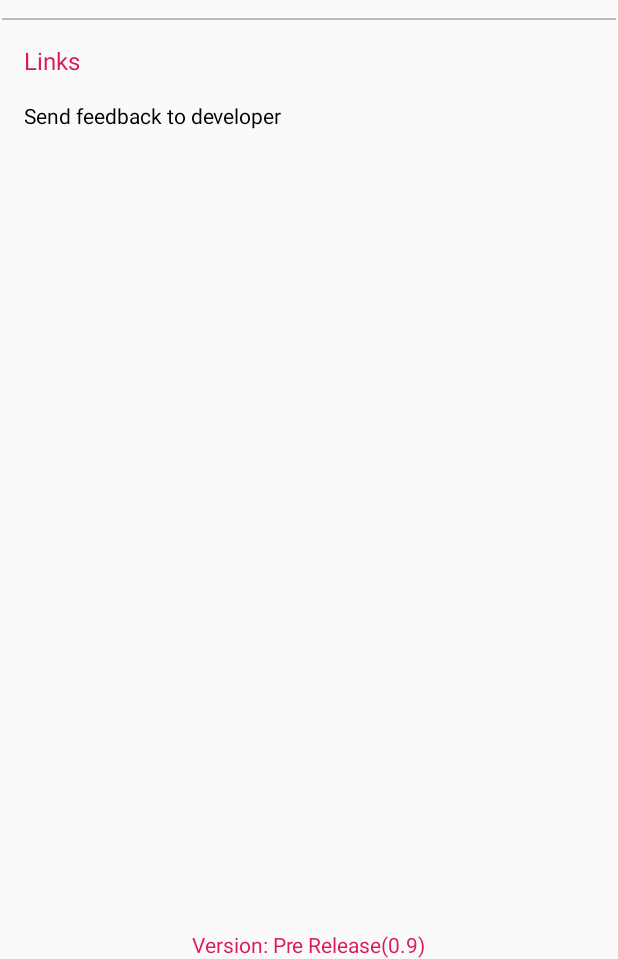
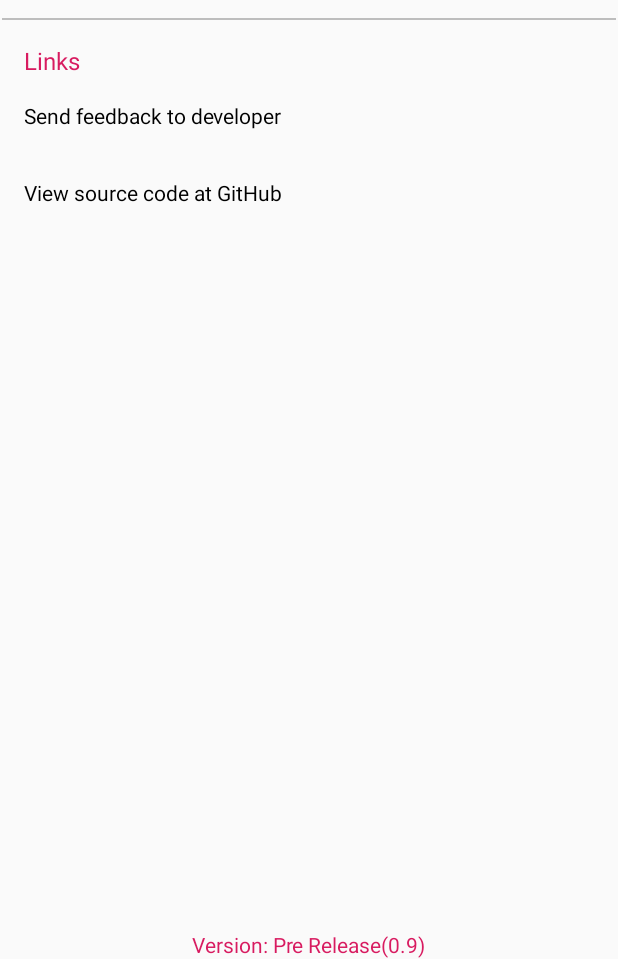
Before and after one commit to VishnuSanal/TODOApp, an Android app: the fragment AboutFragment shown on its own in the app's theme, on a phone screen of 412 x 824 dp, the part 277-1236 px from its top. Run offline under Robolectric (Android 15) with nearby library versions, the phone set to English and light mode, and no system bars; 1 statement that could not run was skipped.

Commit message:
Simple Tweaks

```diff
--- a/app/src/main/java/phone/vishnu/todoapp/fragment/AboutFragment.java
+++ b/app/src/main/java/phone/vishnu/todoapp/fragment/AboutFragment.java
@@ -41,8 +41,6 @@ public class AboutFragment extends Fragment {
     @Override
     public void onViewCreated(@NonNull View view, @Nullable Bundle savedInstanceState) {
         super.onViewCreated(view, savedInstanceState);
-        sourceCodeTV.setVisibility(View.GONE);
-        //TODO:
         sourceCodeTV.setOnClickListener(new View.OnClickListener() {
             @Override
             public void onClick(View v) {
```
